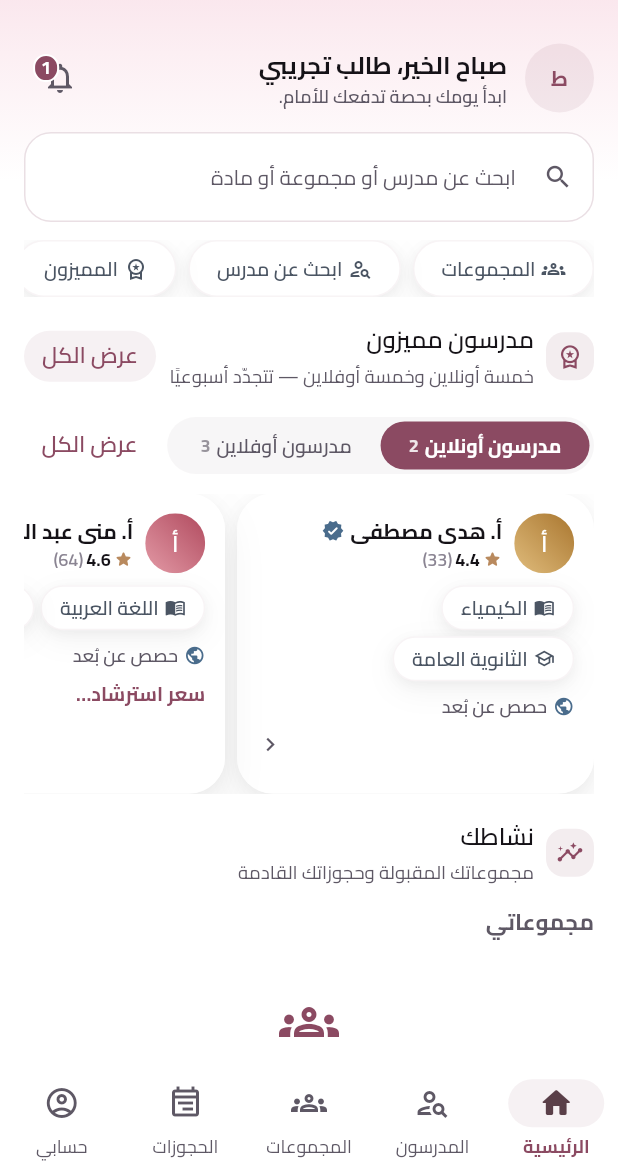
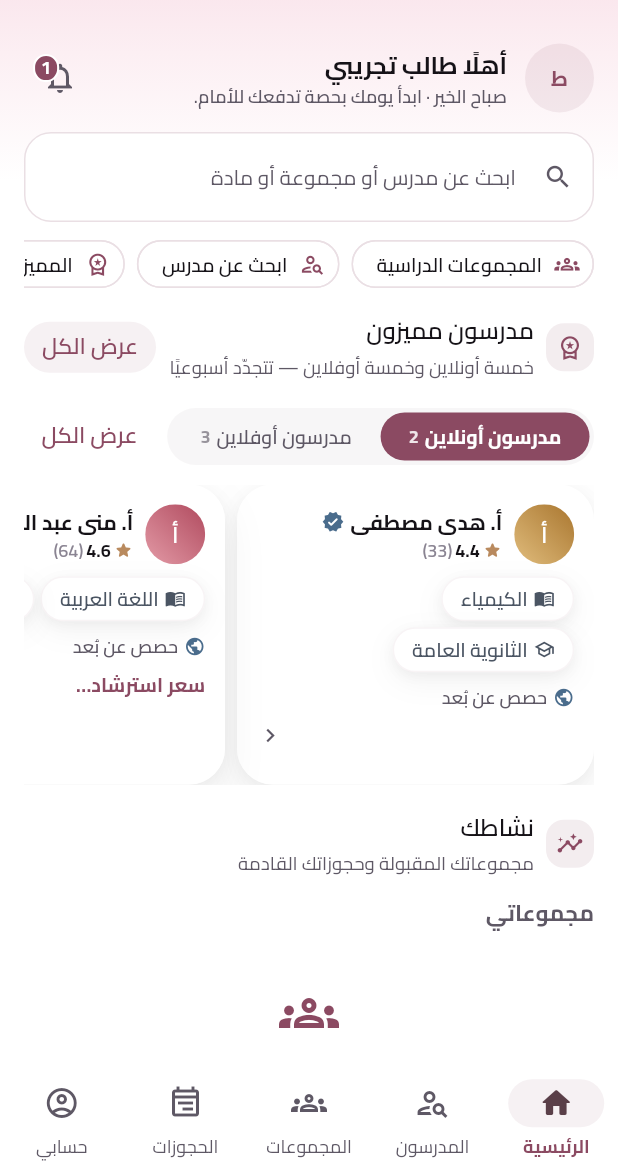
Before and after one commit to bahahany99-cmyk/TeacherStudentApp, a Flutter app: the screen it shows after launch, after a tap on "واجهة الطالب", on a phone screen of 412 x 824 dp, the part 66-1236 px from its top. Run offline on Flutter 3.47's test engine with Material 3 defaults, Android fonts, the light colour scheme and no system bars; our stand-ins replace cloud_firestore, firebase_auth, firebase_core, google_sign_in, image_picker; missing offline and left inert: gal; accounts and stored records are empty.

Commit message:
P25: إصلاح اختبارات الانحدار بعد الريديزاين
- FeaturedRules: أسبوع يبدأ الاثنين (UTC) فلا تتبدّل البطاقات في منتصف العطلة.
- الرئيسية: «أهلًا <الاسم>» يبقى العنوان والتحية الذكية في السطر تحته؛ حبوب
  التنقّل ActionChip مضغوطة بنصوص التنقّل المعتمدة.
- طلبات المدرس: عنوان القسم «بانتظار قرارك» + تحديث توقّعات التكرار.
- ورقة الفلترة: تمرير الحبّة قبل الضغط في الاختبار (القسم الجديد أطال الورقة).
- اختبارات التنقّل/الاستكشاف/المميزين محدّثة لسلوك P25 المقصود.

Co-authored-by: arena-agent <297053741+arena-agent@users.noreply.github.com>

```diff
--- a/lib/data/validation/featured_rules.dart
+++ b/lib/data/validation/featured_rules.dart
@@ -59,12 +59,21 @@ abstract final class FeaturedRules {
   /// المجموع المطلوب (5 + 5).
   static const int totalSlots = slotsPerSegment * 2;
 
-  /// رقم الأسبوع منذ الحقبة (ISO أسبوعيًا: ٧ أيام بالضبط).
+  /// رقم الأسبوع منذ الحقبة — **أسبوع يبدأ الاثنين**، وسبعة أيام بالضبط.
   ///
   /// يعتمد UTC ليكون ثابتًا مهما كان توقيت الجهاز — وإلا رأى مستخدمان في مصر
   /// والأردن مجموعتين مختلفتين في الأسبوع نفسه.
-  static int weekIndexOf(DateTime now) =>
-      (now.toUtc().millisecondsSinceEpoch ~/ Duration.millisecondsPerDay) ~/ 7;
+  ///
+  /// **لماذا `+ 3`؟** 1 يناير 1970 كان **خميسًا**؛ فقسمة عدد الأيام على 7
+  /// مباشرةً تجعل حدود «الأسبوع» يوم الخميس — أي أن الجمعة والسبت يقعان في
+  /// أسبوعين مختلفين. الإزاحة `+3` تُرجع الحدود إلى **الاثنين**، وهو أول
+  /// أسبوع العمل الدراسي في مصر. الأثر العملي: بطاقات «المميزين» لا تتبدّل
+  /// في منتصف العطلة الأسبوعية.
+  static int weekIndexOf(DateTime now) {
+    final int days =
+        now.toUtc().millisecondsSinceEpoch ~/ Duration.millisecondsPerDay;
+    return (days + 3) ~/ 7;
+  }
 
   /// الترتيب اليومي الحتمي لقائمة مرشّحين في أسبوع معيّن.
   ///
--- a/lib/features/groups/presentation/join_requests_screen.dart
+++ b/lib/features/groups/presentation/join_requests_screen.dart
@@ -219,9 +219,11 @@ class _TeacherRequestsPanel extends StatelessWidget {
             crossAxisAlignment: CrossAxisAlignment.stretch,
             children: <Widget>[
               const SectionHeader(
-                title: 'طلبات الانضمام',
+                // النص نفسه الذي كان في الشاشة القديمة: الطلب المعلّق يحتاج
+                // قرارًا، وهو أول ما يجب أن يقرأه المدرس.
+                title: 'بانتظار قرارك',
                 icon: Icons.person_add_alt_1_outlined,
-                subtitle: 'كل مجموعاتك — تظهر لحظة إرسالها',
+                subtitle: 'طلب الانضمام من كل مجموعاتك — يظهر لحظة إرساله',
               ),
               StreamBuilder<List<GroupJoinRequest>>(
                 stream: AppServicesScope.of(
--- a/lib/features/student/presentation/student_home_screen.dart
+++ b/lib/features/student/presentation/student_home_screen.dart
@@ -16,7 +16,6 @@ import 'package:teacher_student_app/core/utils/greetings.dart';
 import 'package:teacher_student_app/core/widgets/app_card.dart';
 import 'package:teacher_student_app/core/widgets/async_view.dart';
 import 'package:teacher_student_app/core/widgets/empty_state.dart';
-import 'package:teacher_student_app/core/widgets/pill_chip.dart';
 import 'package:teacher_student_app/core/widgets/responsive_content.dart';
 import 'package:teacher_student_app/core/widgets/section_header.dart';
 import 'package:teacher_student_app/core/widgets/user_avatar_view.dart';
@@ -243,22 +242,22 @@ class _StudentHomeScreenState extends State<StudentHomeScreen> {
                     scrollDirection: Axis.horizontal,
                     child: Row(
                       children: <Widget>[
-                        PillChip(
-                          key: const Key('home-quick-groups'),
+                        _QuickPill(
+                          key: homeQuickGroupsKey,
                           icon: Icons.groups_outlined,
-                          label: 'المجموعات',
+                          label: 'المجموعات الدراسية',
                           onTap: () => _go(AppTab.groups),
                         ),
                         const SizedBox(width: AppSpacing.xs),
-                        PillChip(
-                          key: const Key('home-quick-teachers'),
+                        _QuickPill(
+                          key: homeQuickTeachersKey,
                           icon: Icons.person_search_outlined,
                           label: 'ابحث عن مدرس',
                           onTap: () => _go(AppTab.teachers),
                         ),
                         const SizedBox(width: AppSpacing.xs),
-                        PillChip(
-                          key: const Key('home-quick-featured'),
+                        _QuickPill(
+                          key: homeQuickFeaturedKey,
                           icon: Icons.workspace_premium_outlined,
                           label: 'المميزون',
                           onTap: _openFeatured,
@@ -501,6 +500,50 @@ class _StudentHomeScreenState extends State<StudentHomeScreen> {
 /// مفتاح حقل البحث في الرئيسية — تثبته الاختبارات.
 const Key homeSearchFieldKey = Key('home-search-field');
 
+/// مفاتيح حبوب التنقّل السريع.
+const Key homeQuickGroupsKey = Key('home-quick-groups');
+const Key homeQuickTeachersKey = Key('home-quick-teachers');
+const Key homeQuickFeaturedKey = Key('home-quick-featured');
+
+/// حبّة تنقّل مضغوطة في الرئيسية.
+///
+/// **لماذا `ActionChip` لا `PillChip`؟** لأن `ActionChip` عنصر إجراء قياسي:
+/// يعمل مع قارئ الشاشة كزر، ويحمل `MaterialState` الصحيح، ويُبقي حشو اللمس
+/// 48dp رغم مظهره المضغوط. الشكل «حبة» يبقى عبر `shape` + `visualDensity`.
+class _QuickPill extends StatelessWidget {
+  const _QuickPill({
+    super.key,
+    required this.icon,
+    required this.label,
+    required this.onTap,
+  });
+
+  final IconData icon;
+  final String label;
+  final VoidCallback onTap;
+
+  @override
+  Widget build(BuildContext context) {
+    final ThemeData theme = Theme.of(context);
+    return ActionChip(
+      avatar: Icon(icon, size: 17, color: theme.colorScheme.primary),
+      label: Text(label),
+      labelStyle: theme.textTheme.labelMedium?.copyWith(
+        fontWeight: FontWeight.w600,
+        color: AppColors.textPrimary,
+      ),
+      onPressed: onTap,
+      visualDensity: VisualDensity.compact,
+      materialTapTargetSize: MaterialTapTargetSize.shrinkWrap,
+      backgroundColor: theme.colorScheme.surface,
+      side: BorderSide(color: theme.colorScheme.outlineVariant),
+      shape: RoundedRectangleBorder(
+        borderRadius: BorderRadius.circular(AppSpacing.radiusPill),
+      ),
+    );
+  }
+}
+
 /// رأس الرئيسية: تحيّة + صورة + جرس إشعارات.
 class _HomeHeader extends StatelessWidget {
   const _HomeHeader({
@@ -561,7 +604,7 @@ class _HomeHeader extends StatelessWidget {
             crossAxisAlignment: CrossAxisAlignment.start,
             children: <Widget>[
               Text(
-                '${Greetings.lineFor(now)}، $name',
+                'أهلًا $name',
                 maxLines: 1,
                 overflow: TextOverflow.ellipsis,
                 style: theme.textTheme.titleMedium?.copyWith(
@@ -569,7 +612,9 @@ class _HomeHeader extends StatelessWidget {
                 ),
               ),
               Text(
-                Greetings.subtitleFor(now),
+                // التحية الذكية + السطر التحفيزي في سطر واحد: اسم الطالب يبقى
+                // في العنوان (ثابت ومألوف)، والمتغيّر بالساعة يأتي تحته.
+                '${Greetings.lineFor(now)} · ${Greetings.subtitleFor(now)}',
                 maxLines: 1,
                 overflow: TextOverflow.ellipsis,
                 style: theme.textTheme.labelSmall?.copyWith(
```
Also changed, not shown: 7 other files.
